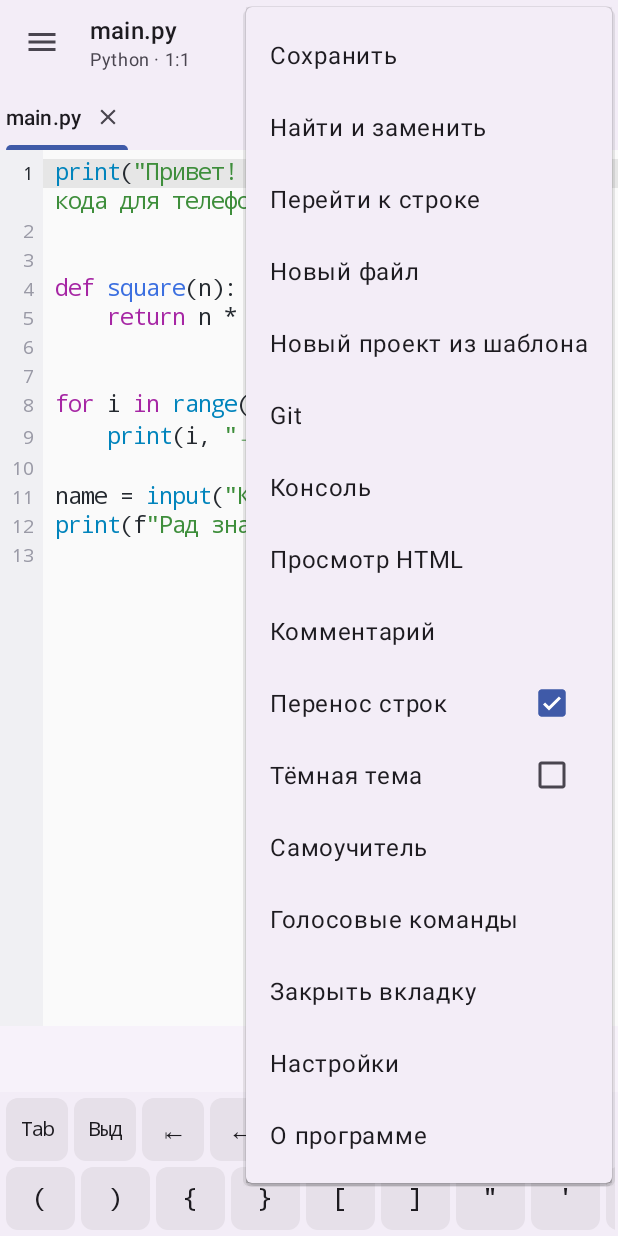
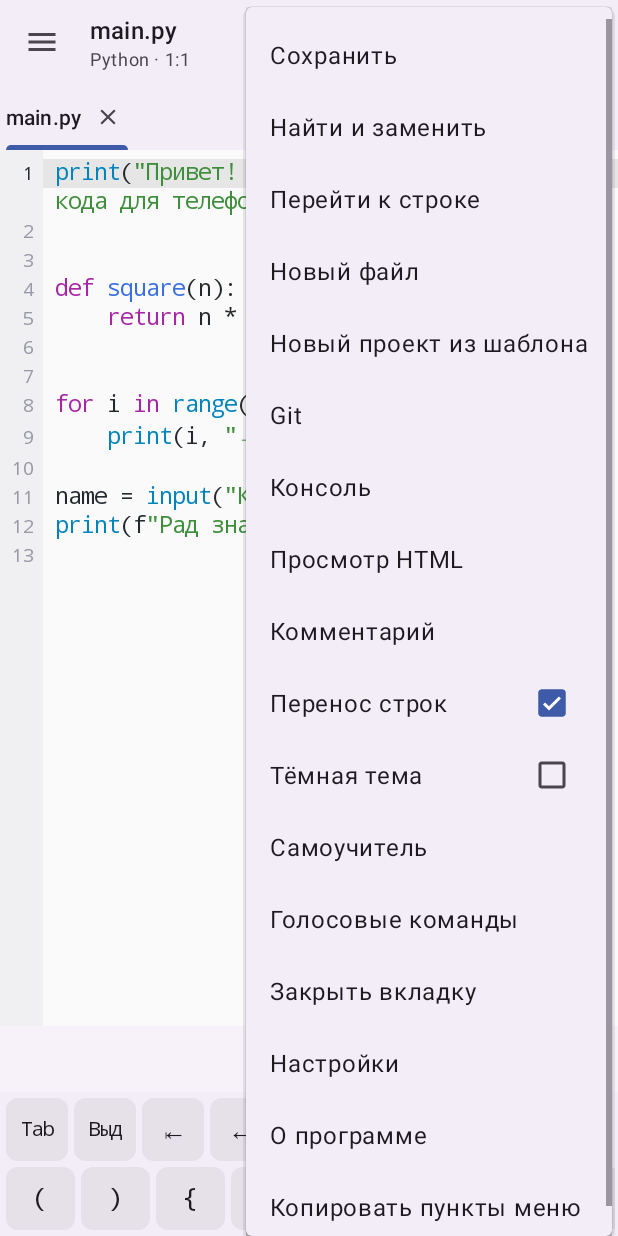
Before and after one commit to ivanivorontsov-sudo/stroka-ide, an Android app: the screen it shows after launch (MainActivity), with the options menu open, on a phone screen of 412 x 824 dp. Run offline under Robolectric (Android 15) with nearby library versions, the phone set to English and light mode, and no system bars; libraries missing offline, so code that uses them is left out: com.chaquo.python, org.eclipse.jgit, org.vosk, org.vosk.android; 1 statement that could not run was skipped.

Commit message:
Add copy menu entries action

```diff
--- a/app/src/main/res/menu/main.xml
+++ b/app/src/main/res/menu/main.xml
@@ -21,4 +21,5 @@
     <item android:id="@+id/action_close" android:title="@string/close_current" app:showAsAction="never" />
     <item android:id="@+id/action_settings" android:title="@string/settings" app:showAsAction="never" />
     <item android:id="@+id/action_about" android:title="@string/about" app:showAsAction="never" />
+    <item android:id="@+id/action_copy_menu" android:title="Копировать пункты меню" app:showAsAction="never" />
 </menu>
```
